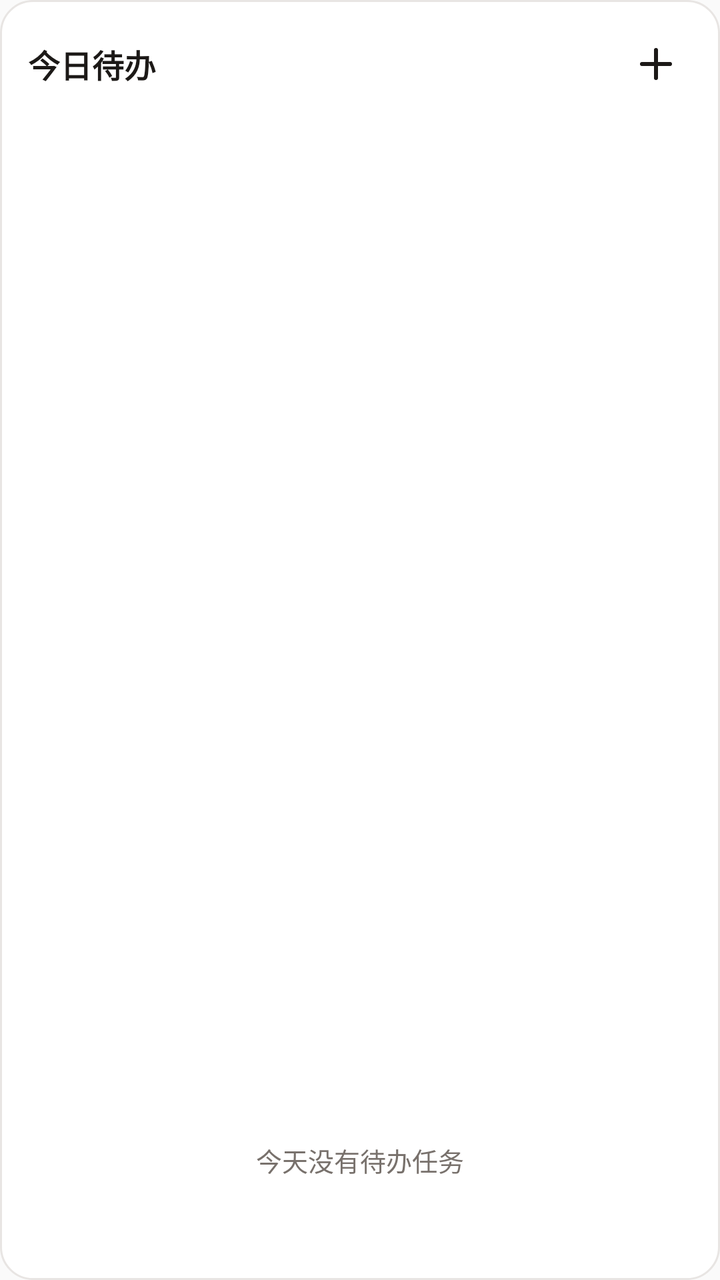
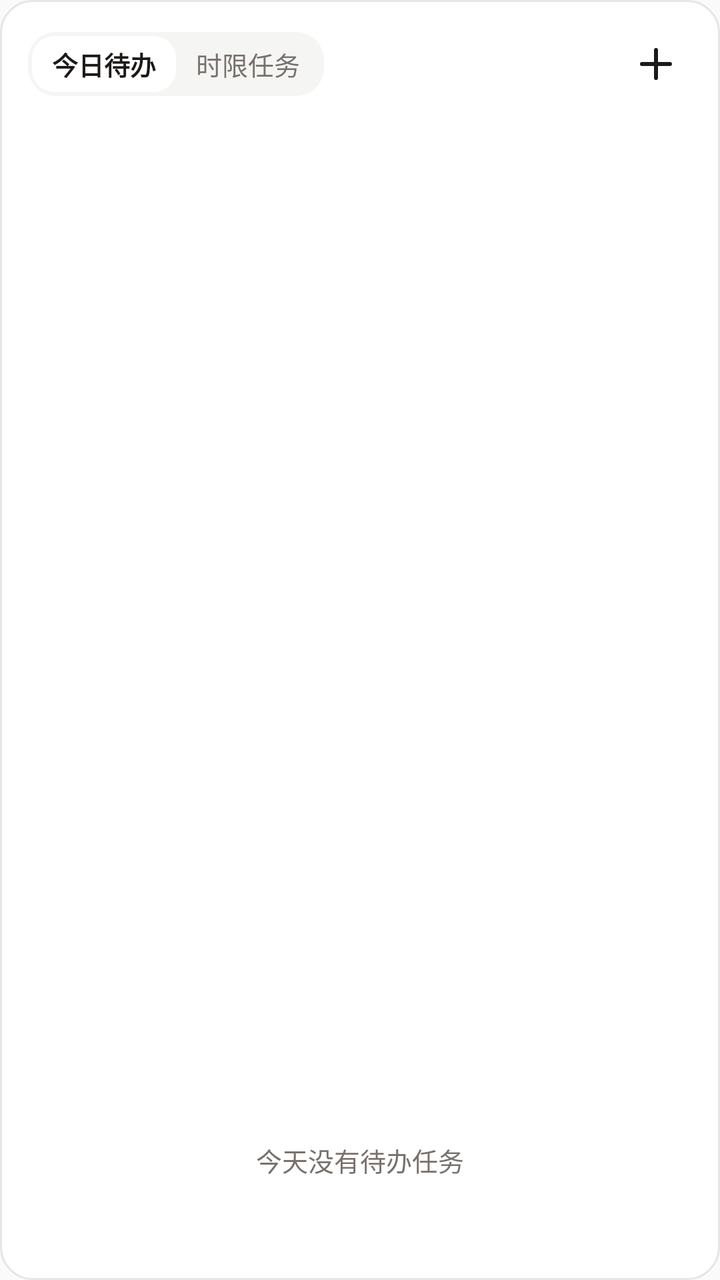

Before-and-after screenshots of an Android layout around one commit, followed by the original layout XML and the change that was made.
<!-- AndroidManifest.xml: application theme AppTheme -->
<!-- res/layout/widget_todo_4x2.xml -->
<?xml version="1.0" encoding="utf-8"?>
<LinearLayout xmlns:android="http://schemas.android.com/apk/res/android"
    android:id="@+id/widget_root"
    android:layout_width="match_parent"
    android:layout_height="match_parent"
    android:background="@drawable/widget_bg_light"
    android:orientation="vertical"
    android:padding="14dp">

    
    <RelativeLayout
        android:layout_width="match_parent"
        android:layout_height="wrap_content"
        android:layout_marginBottom="8dp">

        <TextView
            android:id="@+id/widget_title"
            android:layout_width="wrap_content"
            android:layout_height="wrap_content"
            android:layout_alignParentStart="true"
            android:layout_centerVertical="true"
            android:text="今日待办"
            android:textColor="@color/widget_text_primary"
            android:textSize="16sp"
            android:textStyle="bold" />

        <ImageButton
            android:id="@+id/widget_btn_add"
            android:layout_width="36dp"
            android:layout_height="36dp"
            android:layout_alignParentEnd="true"
            android:layout_centerVertical="true"
            android:background="?android:attr/selectableItemBackgroundBorderless"
            android:contentDescription="添加任务"
            android:src="@drawable/ic_widget_add" />
    </RelativeLayout>

    
    <ListView
        android:id="@+id/widget_task_container"
        android:layout_width="match_parent"
        android:layout_height="0dp"
        android:layout_weight="1"
        android:divider="@null"
        android:dividerHeight="0dp"
        android:scrollbarStyle="outsideOverlay"
        android:clipToPadding="false"
        android:fadingEdge="vertical"
        android:fadingEdgeLength="8dp" />

    
    <TextView
        android:id="@+id/widget_empty"
        android:layout_width="match_parent"
        android:layout_height="wrap_content"
        android:gravity="center"
        android:padding="16dp"
        android:text="今天没有待办任务"
        android:textColor="@color/widget_text_secondary"
        android:textSize="13sp" />

    
    <TextView
        android:id="@+id/widget_footer"
        android:layout_width="match_parent"
        android:layout_height="wrap_content"
        android:layout_marginTop="4dp"
        android:gravity="center"
        android:textColor="@color/widget_text_secondary"
        android:textSize="12sp" />

</LinearLayout>
<!-- resources referenced by this layout -->
<resources>
  <color name="widget_text_primary">#1C1917</color>
  <color name="widget_text_secondary">#78716C</color>
  <!-- drawable ic_widget_add (drawable) -->
  <?xml version="1.0" encoding="utf-8"?>
  <vector xmlns:android="http://schemas.android.com/apk/res/android"
      android:width="24dp"
      android:height="24dp"
      android:viewportWidth="24"
      android:viewportHeight="24">
      <path
          android:fillColor="@color/widget_text_primary"
          android:pathData="M12,4a1,1 0,0 1,1 1v6h6a1,1 0,1 1,0 2h-6v6a1,1 0,1 1,-2 0v-6H5a1,1 0,1 1,0 -2h6V5a1,1 0,0 1,1 -1z" />
  </vector>
  <!-- drawable widget_bg_light (drawable) -->
  <?xml version="1.0" encoding="utf-8"?>
  <shape xmlns:android="http://schemas.android.com/apk/res/android"
      android:shape="rectangle">
      <solid android:color="#FFFFFF" />
      <corners android:radius="16dp" />
      <stroke android:width="1dp" android:color="#E8E5E3" />
  </shape>
  <style name="AppTheme" parent="Theme.AppCompat.Light.DarkActionBar">
          
          <item name="colorPrimary">@color/colorPrimary</item>
          <item name="colorPrimaryDark">@color/colorPrimaryDark</item>
          <item name="colorAccent">@color/colorAccent</item>
      </style>
  <color name="colorPrimary">#1C1917</color>
  <color name="colorPrimaryDark">#0C0A09</color>
  <color name="colorAccent">#2563EB</color>
</resources>

<!-- the commit's change to res/layout/widget_todo_4x2.xml (unified diff, before → after) -->
@@ -13,16 +13,43 @@
         android:layout_height="wrap_content"
         android:layout_marginBottom="8dp">
 
-        <TextView
-            android:id="@+id/widget_title"
+        
+        <LinearLayout
+            android:id="@+id/widget_tab_container"
             android:layout_width="wrap_content"
-            android:layout_height="wrap_content"
+            android:layout_height="32dp"
             android:layout_alignParentStart="true"
             android:layout_centerVertical="true"
-            android:text="今日待办"
-            android:textColor="@color/widget_text_primary"
-            android:textSize="16sp"
-            android:textStyle="bold" />
+            android:background="@drawable/widget_tab_container"
+            android:orientation="horizontal"
+            android:padding="2dp">
+
+            <TextView
+                android:id="@+id/widget_tab_today"
+                android:layout_width="wrap_content"
+                android:layout_height="match_parent"
+                android:gravity="center"
+                android:paddingStart="10dp"
+                android:paddingEnd="10dp"
+                android:text="今日待办"
+                android:textSize="13sp"
+                android:textStyle="bold"
+                android:textColor="@color/widget_tab_selected_text"
+                android:background="@drawable/widget_tab_selected" />
+
+            <TextView
+                android:id="@+id/widget_tab_timed"
+                android:layout_width="wrap_content"
+                android:layout_height="match_parent"
+                android:gravity="center"
+                android:paddingStart="10dp"
+                android:paddingEnd="10dp"
+                android:text="时限任务"
+                android:textSize="13sp"
+                android:textColor="@color/widget_tab_unselected_text"
+                android:background="@android:color/transparent" />
+
+        </LinearLayout>
 
         <ImageButton
             android:id="@+id/widget_btn_add"
<!-- resource entries referenced after the edit -->
@@ -1,6 +1,10 @@
 <!-- resources referenced by this layout -->
 <resources>
+  <color name="widget_tab_selected_text">#1C1917</color>
+  <color name="widget_tab_unselected_text">#78716C</color>
   <color name="widget_text_primary">#1C1917</color>
+  <color name="widget_tab_container_bg">#F5F5F4</color>
+  <color name="widget_tab_selected_bg">#FFFFFF</color>
   <color name="widget_text_secondary">#78716C</color>
   <!-- drawable ic_widget_add (drawable) -->
   <?xml version="1.0" encoding="utf-8"?>
@@ -21,6 +25,20 @@
       <corners android:radius="16dp" />
       <stroke android:width="1dp" android:color="#E8E5E3" />
   </shape>
+  <!-- drawable widget_tab_container (drawable) -->
+  <?xml version="1.0" encoding="utf-8"?>
+  <shape xmlns:android="http://schemas.android.com/apk/res/android"
+      android:shape="rectangle">
+      <solid android:color="@color/widget_tab_container_bg" />
+      <corners android:radius="14dp" />
+  </shape>
+  <!-- drawable widget_tab_selected (drawable) -->
+  <?xml version="1.0" encoding="utf-8"?>
+  <shape xmlns:android="http://schemas.android.com/apk/res/android"
+      android:shape="rectangle">
+      <solid android:color="@color/widget_tab_selected_bg" />
+      <corners android:radius="11dp" />
+  </shape>
   <style name="AppTheme" parent="Theme.AppCompat.Light.DarkActionBar">
           
           <item name="colorPrimary">@color/colorPrimary</item>
